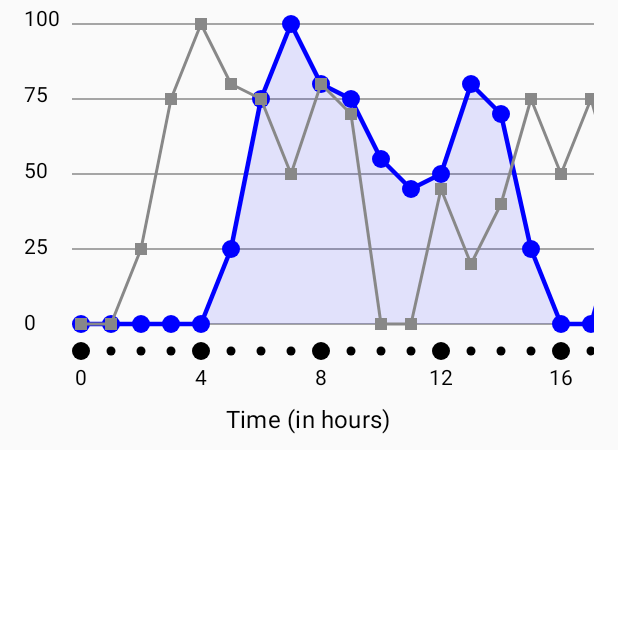
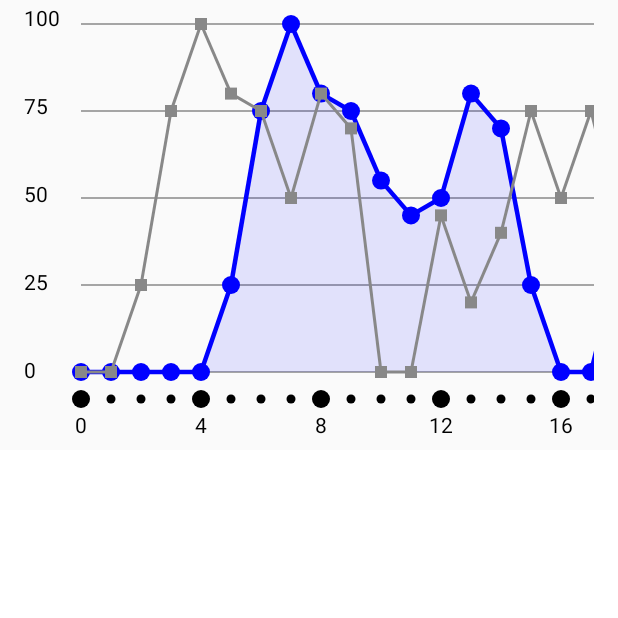
Before and after one commit to Madrapps/plot, an Android app built with Jetpack Compose: the screen it shows after launch (MainActivity), on a phone screen of 412 x 824 dp, the top half of it. Run offline under Robolectric (Android 15) with nearby library versions, the phone set to English and light mode, and no system bars.

```diff
--- a/app/src/main/java/com/madrapps/plot/Components.kt
+++ b/app/src/main/java/com/madrapps/plot/Components.kt
@@ -1,5 +1,8 @@
 package com.madrapps.plot
 
+import androidx.compose.material.MaterialTheme
+import androidx.compose.material.Text
+import androidx.compose.runtime.Composable
 import androidx.compose.ui.geometry.Offset
 import androidx.compose.ui.geometry.Rect
 import androidx.compose.ui.graphics.BlendMode
@@ -12,6 +15,7 @@ import androidx.compose.ui.graphics.drawscope.DrawScope
 import androidx.compose.ui.graphics.drawscope.DrawStyle
 import androidx.compose.ui.graphics.drawscope.Fill
 import androidx.compose.ui.graphics.drawscope.Stroke
+import androidx.compose.ui.text.style.TextOverflow
 import androidx.compose.ui.unit.Dp
 import androidx.compose.ui.unit.dp
 
@@ -23,8 +27,9 @@ data class LinePlot(
     val dragSelection: Connection? = Connection(
         Color.Red,
         strokeWidth = 2.dp,
-        pathEffect = PathEffect.dashPathEffect(floatArrayOf(40f,20f))
+        pathEffect = PathEffect.dashPathEffect(floatArrayOf(40f, 20f))
     ),
+    val row: Row = Row("1", "2"),
 ) {
     data class Line(
         val dataPoints: List<DataPoint>,
@@ -111,4 +116,18 @@ data class LinePlot(
             }
         }
     )
+
+    data class Row(
+        val size: String,
+        val help: String,
+        val content: @Composable (String) -> Unit = {
+            Text(
+                text = it,
+                maxLines = 1,
+                overflow = TextOverflow.Ellipsis,
+                style = MaterialTheme.typography.caption,
+                color = MaterialTheme.colors.onSurface
+            )
+        }
+    )
 }
--- a/app/src/main/java/com/madrapps/plot/Composables.kt
+++ b/app/src/main/java/com/madrapps/plot/Composables.kt
@@ -80,7 +80,7 @@ fun GraphRow(
 ) {
     Layout(content, modifier) { measurables, constraints ->
         val placeables = measurables.map { measurable ->
-            measurable.measure(constraints)
+            measurable.measure(constraints.copy(minWidth = 0))
         }
         val height = placeables.maxOf { it.height }
         layout(constraints.maxWidth, height) {
--- a/app/src/main/java/com/madrapps/plot/MainActivity.kt
+++ b/app/src/main/java/com/madrapps/plot/MainActivity.kt
@@ -161,7 +161,6 @@ fun LineGraph(plot: LinePlot) {
     val paddingRight = 16.dp
     val globalXScale = 1f
     val globalYScale = 1f
-    val xAxisText: String? = "Time (in hours)"
 
     val isZoomAllowed = true
     val isDragAllowed = true
@@ -220,14 +219,15 @@ fun LineGraph(plot: LinePlot) {
                     }
                 },
                 onDraw = {
-                    val xLeft = columnWidth.value
+                    val xLeft = columnWidth.value + paddingLeft.toPx()
                     val yBottom = size.height - rowHeight.value
                     val xOffset = 20.dp.toPx() * xZoom.value
                     val allDataPoints = lines.flatMap { it.dataPoints }
                     val yOffset =
                         ((yBottom - paddingTop.toPx()) / allDataPoints.maxOf { it.y }) * globalYScale
 
-                    val xLastPoint = allDataPoints.maxOf { it.x } * xOffset + xLeft + paddingLeft.toPx()
+                    val xLastPoint =
+                        allDataPoints.maxOf { it.x } * xOffset + xLeft
                     maxScrollOffset.value = if (xLastPoint > size.width) {
                         xLastPoint - size.width + paddingRight.toPx() + canvasPaddingRight.toPx()
                     } else 0f
@@ -248,7 +248,7 @@ fun LineGraph(plot: LinePlot) {
                         // Draw area under curve
                         if (areaUnderLine != null) {
                             val points = line.dataPoints.map { (x, y) ->
-                                val x1 = (x * xOffset) + xLeft - offset.value + paddingLeft.toPx()
+                                val x1 = (x * xOffset) + xLeft - offset.value
                                 val y1 = yBottom - (y * yOffset)
                                 Offset(x1, y1)
                             }
@@ -272,13 +272,13 @@ fun LineGraph(plot: LinePlot) {
                         line.dataPoints.forEachIndexed { i, _ ->
                             if (i == 0) {
                                 val (x, y) = line.dataPoints[i]
-                                val x1 = (x * xOffset) + xLeft - offset.value + paddingLeft.toPx()
+                                val x1 = (x * xOffset) + xLeft - offset.value
                                 val y1 = yBottom - (y * yOffset)
                                 curOffset = Offset(x1, y1)
                             }
                             if (line.dataPoints.indices.contains(i + 1)) {
                                 val (x, y) = line.dataPoints[i + 1]
-                                val x2 = (x * xOffset) + xLeft - offset.value + paddingLeft.toPx()
+                                val x2 = (x * xOffset) + xLeft - offset.value
                                 val y2 = yBottom - (y * yOffset)
                                 nextOffset = Offset(x2, y2)
                             }
@@ -304,7 +304,7 @@ fun LineGraph(plot: LinePlot) {
                     drawRect(
                         bgColor,
                         Offset(0f, 0f),
-                        Size(xLeft, size.height)
+                        Size(columnWidth.value, size.height)
                     )
 
                     // Draw right padding
@@ -318,7 +318,7 @@ fun LineGraph(plot: LinePlot) {
                     if (isDragging.value) {
                         // Draw Drag Line highlight
                         dragLocks.values.firstOrNull()?.let { (x, _) ->
-                            if (x >= xLeft && x <= size.width - paddingRight.toPx()) {
+                            if (x >= columnWidth.value && x <= size.width - paddingRight.toPx()) {
                                 plot.dragSelection?.draw?.invoke(
                                     this,
                                     Offset(x, yBottom),
@@ -330,7 +330,7 @@ fun LineGraph(plot: LinePlot) {
                         dragLocks.entries.forEach { (line, lock) ->
                             val highlight = line.highlight
                             val x = lock.x
-                            if (x >= xLeft && x <= size.width - paddingRight.toPx()) {
+                            if (x >= columnWidth.value && x <= size.width - paddingRight.toPx()) {
                                 highlight?.draw?.invoke(this, lock)
                             }
                         }
@@ -343,8 +343,7 @@ fun LineGraph(plot: LinePlot) {
                 .onGloballyPositioned {
                     columnWidth.value = it.size.width.toFloat()
                 }
-                .padding(start = 16.dp, end = 8.dp)
-                ,
+                .padding(start = 16.dp, end = 8.dp),
                 paddingTop = paddingTop.value * LocalDensity.current.density,
                 paddingBottom = rowHeight.value,
                 globalYScale,
@@ -362,7 +361,8 @@ fun LineGraph(plot: LinePlot) {
                     Value(v.toInt().toString(), v)
                 }
             }
-            Column(
+
+            GraphRow(
                 Modifier
                     .align(Alignment.BottomStart)
                     .fillMaxWidth()
@@ -376,10 +376,7 @@ fun LineGraph(plot: LinePlot) {
                     .onGloballyPositioned {
                         rowHeight.value = it.size.height.toFloat()
                     }
-                    .padding(bottom = 8.dp, top = 8.dp)
-            ) {
-                GraphRow(
-                    Modifier,
+                    .padding(bottom = 8.dp, top = 8.dp),
                 columnWidth.value + paddingLeft.value * LocalDensity.current.density,
                 offset.value,
                 xZoom.value,
@@ -389,8 +386,8 @@ fun LineGraph(plot: LinePlot) {
                 values().forEach { (text, i) ->
                     val color = MaterialTheme.colors.onSurface
                     val density = LocalDensity.current.density
+                    // FIXME Only create composable that can be rendered on screen
 
-                        // FIXME Only create composable that can be rendered on screen
                     if (i >= 0f && i < 50f) {
                         Column {
                             val isMajor = i.toInt() % 4 == 0
@@ -407,30 +404,10 @@ fun LineGraph(plot: LinePlot) {
                                     )
                                 })
                             if (isMajor) {
-                                    Text(
-                                        text = text,
-                                        maxLines = 1,
-                                        overflow = TextOverflow.Ellipsis,
-                                        style = MaterialTheme.typography.caption,
-                                        color = MaterialTheme.colors.onSurface
-                                    )
-                                }
-                            }
-
+                                plot.row.content.invoke(text)
                             }
                         }
                     }
-                if (xAxisText != null) {
-                    Text(
-                        modifier = Modifier
-                            .align(Alignment.CenterHorizontally)
-                            .padding(top = 8.dp),
-                        text = xAxisText,
-                        maxLines = 1,
-                        overflow = TextOverflow.Ellipsis,
-                        style = MaterialTheme.typography.subtitle1,
-                        color = MaterialTheme.colors.onSurface
-                    )
                 }
             }
         }
```
Lines whose indentation alone changed are shown as unchanged.
